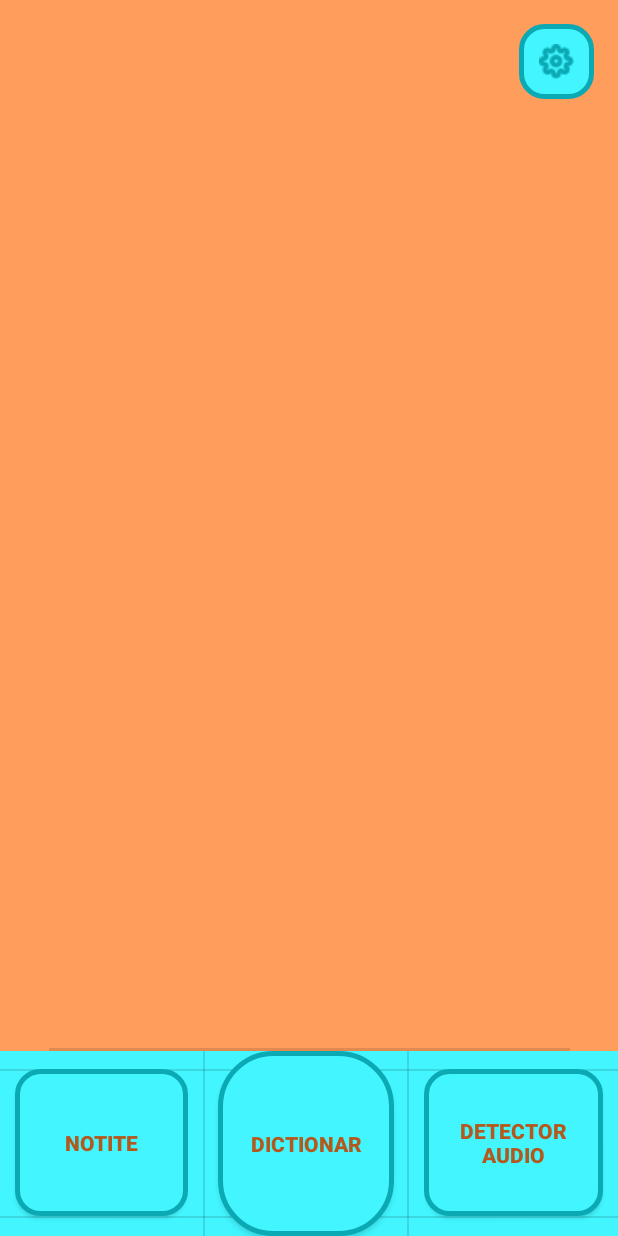
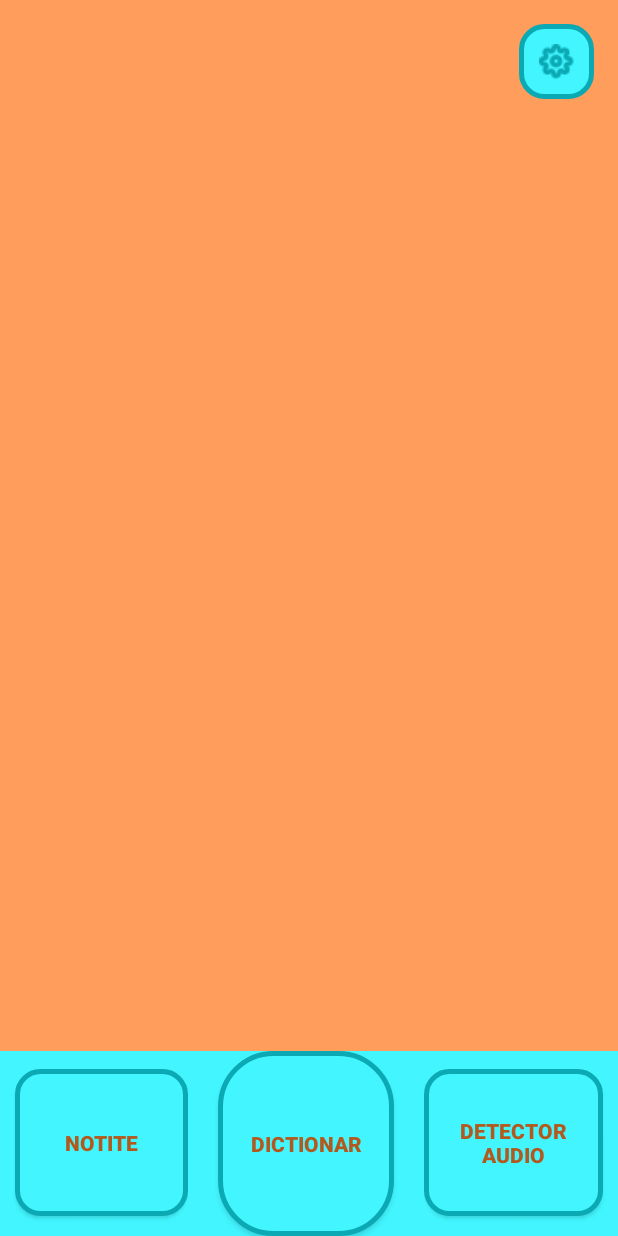
Before and after one commit to DurdeuVlad/Helping-Sidekick, an Android app: the layout activity_main.xml on its own in the app's theme, with its tools: preview values and no code run, on a phone screen of 412 x 824 dp. Run offline under Robolectric (Android 15) with nearby library versions, the phone set to English and light mode, and no system bars.

Commit message:
Update activity_main.xml

```diff
--- a/app/src/main/res/layout/activity_main.xml
+++ b/app/src/main/res/layout/activity_main.xml
@@ -19,7 +19,8 @@
         app:layout_constraintEnd_toEndOf="parent"
         app:layout_constraintStart_toStartOf="parent"
         app:layout_constraintTop_toTopOf="parent"
-        app:layout_constraintVertical_bias="0.85" />
+        app:layout_constraintVertical_bias="0.85"
+        tools:visibility="invisible" />
 
     <androidx.constraintlayout.widget.ConstraintLayout
         android:id="@+id/constraintLayout"
@@ -90,6 +91,7 @@
             android:id="@+id/divider4"
             android:layout_width="match_parent"
             android:layout_height="1dp"
+            android:alpha="256"
             android:background="?android:attr/listDivider"
             app:layout_constraintBottom_toBottomOf="parent"
             app:layout_constraintDimensionRatio="w,1:1"
@@ -97,7 +99,8 @@
             app:layout_constraintHorizontal_bias="1.0"
             app:layout_constraintStart_toStartOf="parent"
             app:layout_constraintTop_toTopOf="parent"
-            app:layout_constraintVertical_bias="0.100000024" />
+            app:layout_constraintVertical_bias="0.100000024"
+            tools:visibility="invisible" />
 
         <View
             android:id="@+id/divider5"
@@ -109,27 +112,33 @@
             app:layout_constraintEnd_toEndOf="parent"
             app:layout_constraintStart_toStartOf="parent"
             app:layout_constraintTop_toTopOf="parent"
-            app:layout_constraintVertical_bias="0.9" />
+            app:layout_constraintVertical_bias="0.9"
+            tools:visibility="invisible" />
 
         <View
             android:id="@+id/divider6"
             android:layout_width="1dp"
             android:layout_height="match_parent"
+            android:alpha="256"
             android:background="?android:attr/listDivider"
             app:layout_constraintBottom_toBottomOf="parent"
             app:layout_constraintEnd_toEndOf="parent"
             app:layout_constraintHorizontal_bias="0.33"
             app:layout_constraintStart_toStartOf="parent"
-            app:layout_constraintTop_toTopOf="parent" />
+            app:layout_constraintTop_toTopOf="parent"
+            tools:visibility="invisible" />
 
         <View
             android:id="@+id/divider7"
             android:layout_width="1dp"
             android:layout_height="match_parent"
+            android:alpha="256"
             android:background="?android:attr/listDivider"
             app:layout_constraintEnd_toEndOf="parent"
             app:layout_constraintHorizontal_bias="0.66"
-            app:layout_constraintStart_toStartOf="parent" />
+            app:layout_constraintStart_toStartOf="parent"
+            tools:layout_editor_absoluteY="0dp"
+            tools:visibility="invisible" />
 
     </androidx.constraintlayout.widget.ConstraintLayout>
 
```
